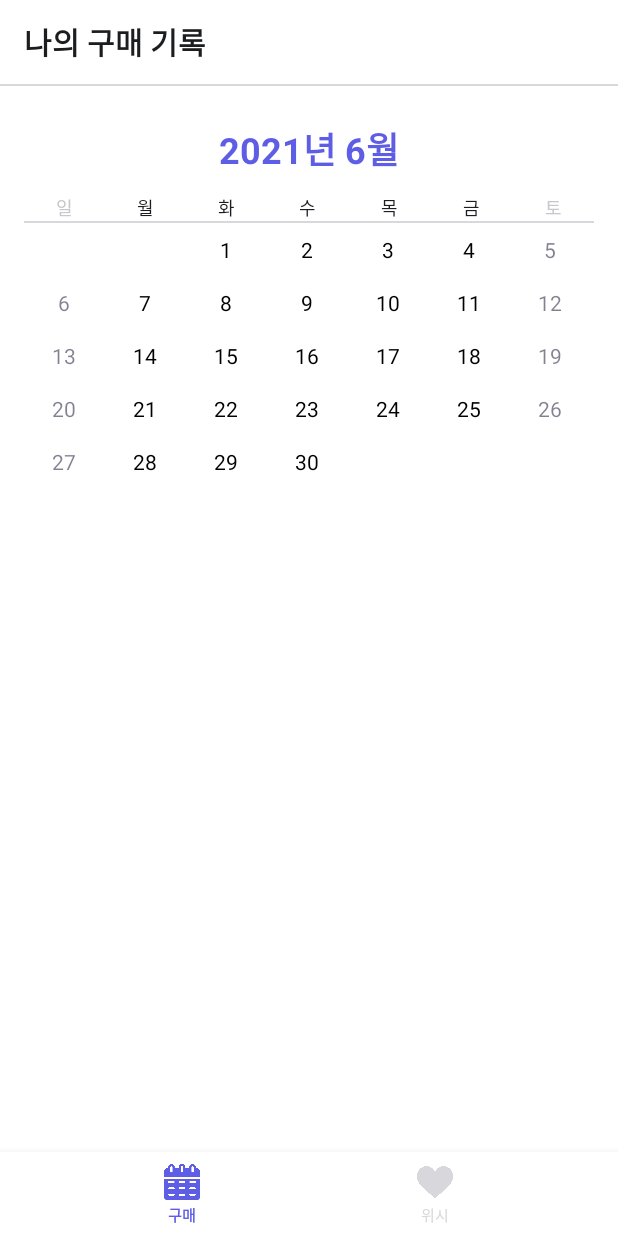
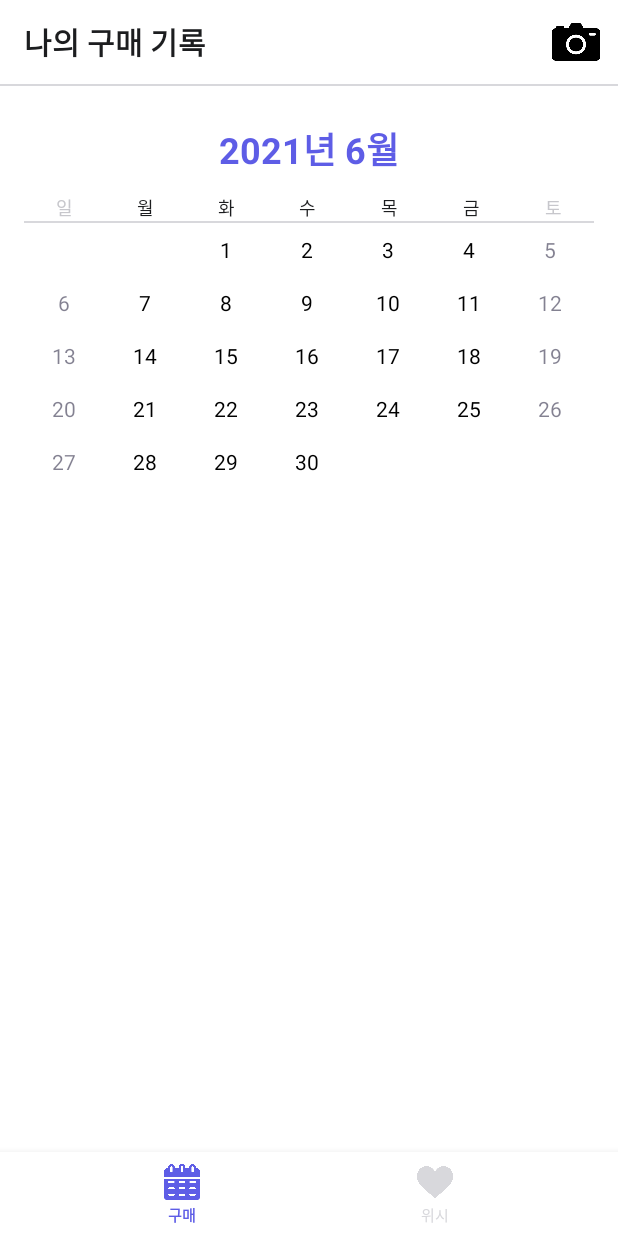
Before and after one commit to dndbekfrl1/WishBook, an Android app: the screen it shows after launch (MainActivity), on a phone screen of 412 x 824 dp. Run offline under Robolectric (Android 15) with nearby library versions, the phone set to English and light mode, and no system bars; our stand-ins replace Room's generated code; libraries missing offline, so code that uses them is left out: com.google.api.client.

Commit message:
camera menu update

```diff
--- a/WishBook/app/src/main/java/com/jina/wishbook/Calendar/CalendarFragment.java
+++ b/WishBook/app/src/main/java/com/jina/wishbook/Calendar/CalendarFragment.java
@@ -6,6 +6,7 @@ import android.graphics.Color;
 import android.os.Bundle;
 
 import androidx.annotation.NonNull;
+import androidx.appcompat.app.AppCompatActivity;
 import androidx.fragment.app.Fragment;
 
 import android.util.Log;
@@ -44,9 +45,7 @@ public class CalendarFragment extends Fragment {
     private int[] dateArr;
 
     public CalendarFragment() {
-        // Required empty public constructor
     }
-
 
     @Override
     public void onCreate(Bundle savedInstanceState) {
@@ -96,7 +95,6 @@ public class CalendarFragment extends Fragment {
     public void onCreateOptionsMenu(@NonNull Menu menu, @NonNull MenuInflater inflater) {
         super.onCreateOptionsMenu(menu,inflater);
         inflater.inflate(R.menu.menu_camera,menu);
-        Log.e("oncreateoptionsmenu","DD");
     }
 
     //카메라 스캔 실행
@@ -108,19 +106,15 @@ public class CalendarFragment extends Fragment {
                 startActivity(intent);
                 return true;
         }
-        return false;
+        return super.onOptionsItemSelected(item);
     }
-
-
-
 
     @Override
     public View onCreateView(LayoutInflater inflater, ViewGroup container,
                              Bundle savedInstanceState) {
         View view = inflater.inflate(R.layout.fragment_calendar, container, false);
-
-        toolbar = getActivity().findViewById(R.id.toolbar);
-//        toolbar.setTitle("여기는 캘린더");
+        Toolbar toolbar = getActivity().findViewById(R.id.toolbar);
+        ((AppCompatActivity) getActivity()).setSupportActionBar(toolbar);
 
         mCalToday = Calendar.getInstance();
         mCal = Calendar.getInstance();
--- a/WishBook/app/src/main/res/menu/menu_camera.xml
+++ b/WishBook/app/src/main/res/menu/menu_camera.xml
@@ -3,8 +3,7 @@
     xmlns:app="http://schemas.android.com/apk/res-auto">
 <item
     android:id="@+id/camera_menu"
-    android:icon="@drawable/wish"
+    android:icon="@drawable/camera"
     app:showAsAction="always"
-    android:iconTint="@color/theme"
     android:title="camera" />
 </menu>
```
Also changed, not shown: 1 other file.
